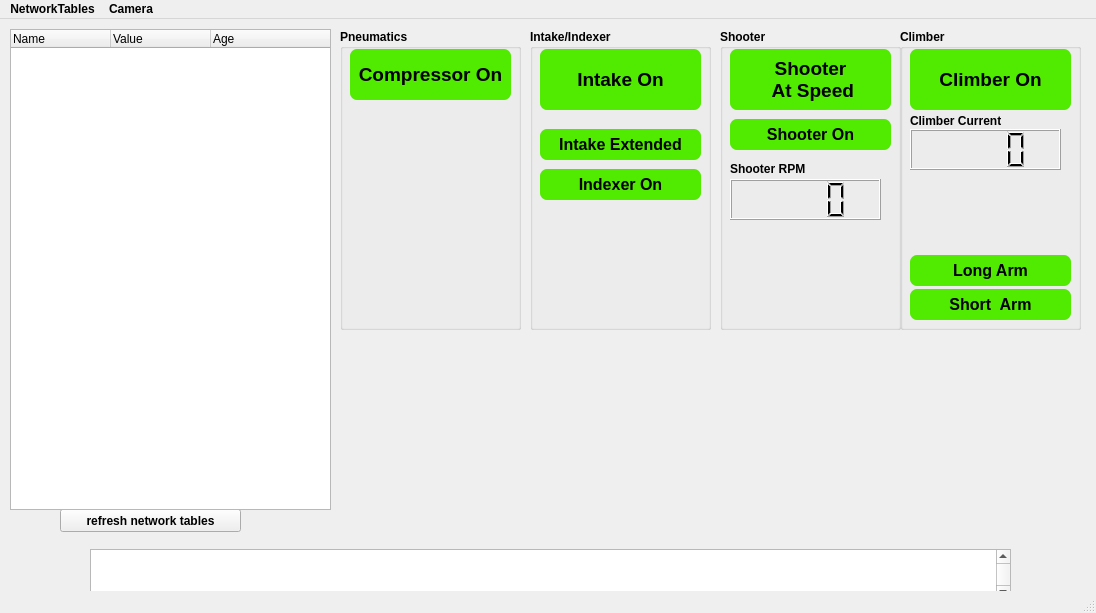
aesatchien/FRC_training, file guis/example/example.ui: the form before one commit.
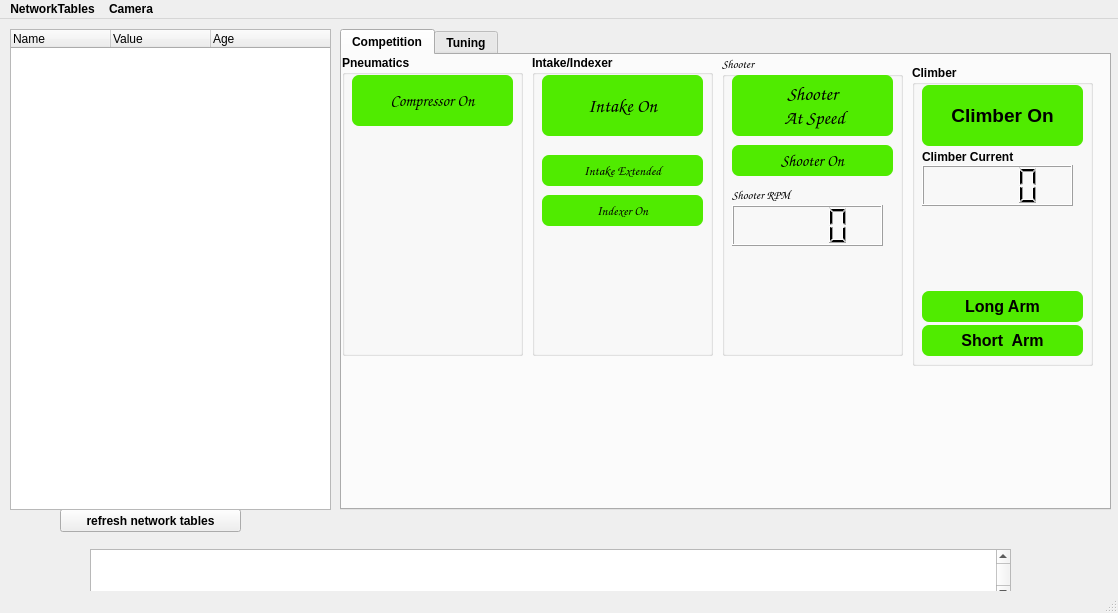
The form after the commit.

Patch:
```diff
--- a/guis/example/example.ui
+++ b/guis/example/example.ui
@@ -6,7 +6,7 @@
    <rect>
     <x>0</x>
     <y>0</y>
-    <width>1096</width>
+    <width>1118</width>
     <height>613</height>
    </rect>
   </property>
@@ -77,11 +77,92 @@
      <string>refresh network tables</string>
     </property>
    </widget>
+   <widget class="QLabel" name="qlabel_camera_view">
+    <property name="geometry">
+     <rect>
+      <x>10</x>
+      <y>10</y>
+      <width>320</width>
+      <height>240</height>
+     </rect>
+    </property>
+    <property name="frameShape">
+     <enum>QFrame::Box</enum>
+    </property>
+    <property name="frameShadow">
+     <enum>QFrame::Raised</enum>
+    </property>
+    <property name="text">
+     <string>Camera View</string>
+    </property>
+   </widget>
+   <widget class="QTabWidget" name="tabWidget">
+    <property name="geometry">
+     <rect>
+      <x>340</x>
+      <y>10</y>
+      <width>771</width>
+      <height>481</height>
+     </rect>
+    </property>
+    <property name="currentIndex">
+     <number>0</number>
+    </property>
+    <widget class="QWidget" name="tab">
+     <attribute name="title">
+      <string>Competition</string>
+     </attribute>
+     <widget class="QGroupBox" name="groupBox_4">
+      <property name="geometry">
+       <rect>
+        <x>0</x>
+        <y>0</y>
+        <width>181</width>
+        <height>301</height>
+       </rect>
+      </property>
+      <property name="title">
+       <string>Pneumatics</string>
+      </property>
+      <widget class="QLabel" name="qlabel_compressor_indicator">
+       <property name="geometry">
+        <rect>
+         <x>10</x>
+         <y>20</y>
+         <width>161</width>
+         <height>51</height>
+        </rect>
+       </property>
+       <property name="font">
+        <font>
+         <family>Comic Sans MS</family>
+         <pointsize>12</pointsize>
+         <weight>75</weight>
+         <bold>true</bold>
+        </font>
+       </property>
+       <property name="styleSheet">
+        <string notr="true">border: 7px;
+border-radius: 7px;
+background-color:rgb(80, 235, 0);
+color:rgb(0, 0, 0);</string>
+       </property>
+       <property name="text">
+        <string>Compressor On</string>
+       </property>
+       <property name="textFormat">
+        <enum>Qt::AutoText</enum>
+       </property>
+       <property name="alignment">
+        <set>Qt::AlignCenter</set>
+       </property>
+      </widget>
+     </widget>
    <widget class="QGroupBox" name="groupBox">
     <property name="geometry">
      <rect>
-      <x>530</x>
-      <y>10</y>
+        <x>190</x>
+        <y>0</y>
       <width>181</width>
       <height>301</height>
      </rect>
@@ -100,6 +181,7 @@
      </property>
      <property name="font">
       <font>
+         <family>Comic Sans MS</family>
        <pointsize>14</pointsize>
        <weight>75</weight>
        <bold>true</bold>
@@ -131,7 +213,8 @@
      </property>
      <property name="font">
       <font>
-       <pointsize>12</pointsize>
+         <family>Comic Sans MS</family>
+         <pointsize>10</pointsize>
        <weight>75</weight>
        <bold>true</bold>
       </font>
@@ -162,7 +245,8 @@
      </property>
      <property name="font">
       <font>
-       <pointsize>12</pointsize>
+         <family>Comic Sans MS</family>
+         <pointsize>10</pointsize>
        <weight>75</weight>
        <bold>true</bold>
       </font>
@@ -186,12 +270,19 @@
    <widget class="QGroupBox" name="groupBox_2">
     <property name="geometry">
      <rect>
-      <x>720</x>
-      <y>10</y>
+        <x>380</x>
+        <y>0</y>
       <width>181</width>
       <height>301</height>
      </rect>
     </property>
+      <property name="font">
+       <font>
+        <family>Comic Sans MS</family>
+        <weight>75</weight>
+        <bold>true</bold>
+       </font>
+      </property>
     <property name="title">
      <string>Shooter</string>
     </property>
@@ -238,6 +329,7 @@
      </property>
      <property name="font">
       <font>
+         <family>Comic Sans MS</family>
        <weight>75</weight>
        <bold>true</bold>
       </font>
@@ -288,7 +380,7 @@
       <rect>
        <x>10</x>
        <y>132</y>
-       <width>81</width>
+         <width>131</width>
        <height>16</height>
       </rect>
      </property>
@@ -300,7 +392,7 @@
    <widget class="QGroupBox" name="groupBox_3">
     <property name="geometry">
      <rect>
-      <x>900</x>
+        <x>570</x>
       <y>10</y>
       <width>181</width>
       <height>301</height>
@@ -420,7 +512,7 @@
       <rect>
        <x>10</x>
        <y>84</y>
-       <width>91</width>
+         <width>131</width>
        <height>16</height>
       </rect>
      </property>
@@ -429,68 +521,11 @@
      </property>
     </widget>
    </widget>
-   <widget class="QLabel" name="qlabel_camera_view">
-    <property name="geometry">
-     <rect>
-      <x>10</x>
-      <y>10</y>
-      <width>320</width>
-      <height>240</height>
-     </rect>
-    </property>
-    <property name="frameShape">
-     <enum>QFrame::Box</enum>
-    </property>
-    <property name="frameShadow">
-     <enum>QFrame::Raised</enum>
-    </property>
-    <property name="text">
-     <string>Camera View</string>
-    </property>
-   </widget>
-   <widget class="QGroupBox" name="groupBox_4">
-    <property name="geometry">
-     <rect>
-      <x>340</x>
-      <y>10</y>
-      <width>181</width>
-      <height>301</height>
-     </rect>
-    </property>
-    <property name="title">
-     <string>Pneumatics</string>
-    </property>
-    <widget class="QLabel" name="qlabel_compressor_indicator">
-     <property name="geometry">
-      <rect>
-       <x>10</x>
-       <y>20</y>
-       <width>161</width>
-       <height>51</height>
-      </rect>
-     </property>
-     <property name="font">
-      <font>
-       <pointsize>14</pointsize>
-       <weight>75</weight>
-       <bold>true</bold>
-      </font>
-     </property>
-     <property name="styleSheet">
-      <string notr="true">border: 7px;
-border-radius: 7px;
-background-color:rgb(80, 235, 0);
-color:rgb(0, 0, 0);</string>
-     </property>
-     <property name="text">
-      <string>Compressor On</string>
-     </property>
-     <property name="textFormat">
-      <enum>Qt::AutoText</enum>
-     </property>
-     <property name="alignment">
-      <set>Qt::AlignCenter</set>
-     </property>
+    </widget>
+    <widget class="QWidget" name="tab_2">
+     <attribute name="title">
+      <string>Tuning</string>
+     </attribute>
     </widget>
    </widget>
    <zorder>qt_text_status</zorder>
@@ -507,8 +542,8 @@
     <rect>
      <x>0</x>
      <y>0</y>
-     <width>1096</width>
-     <height>21</height>
+     <width>1118</width>
+     <height>26</height>
     </rect>
    </property>
    <widget class="QMenu" name="menuFile">
```
Left out of the diff: 5 changed lines with no effect on the pictures. Lines whose indentation alone changed are shown as unchanged.
